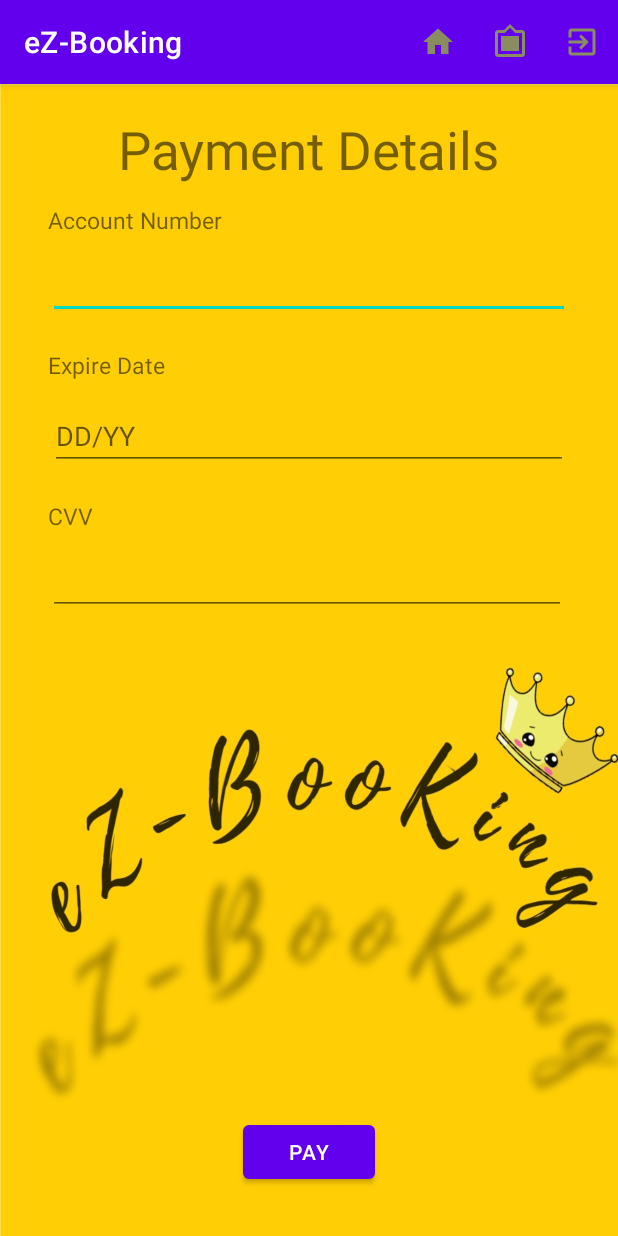
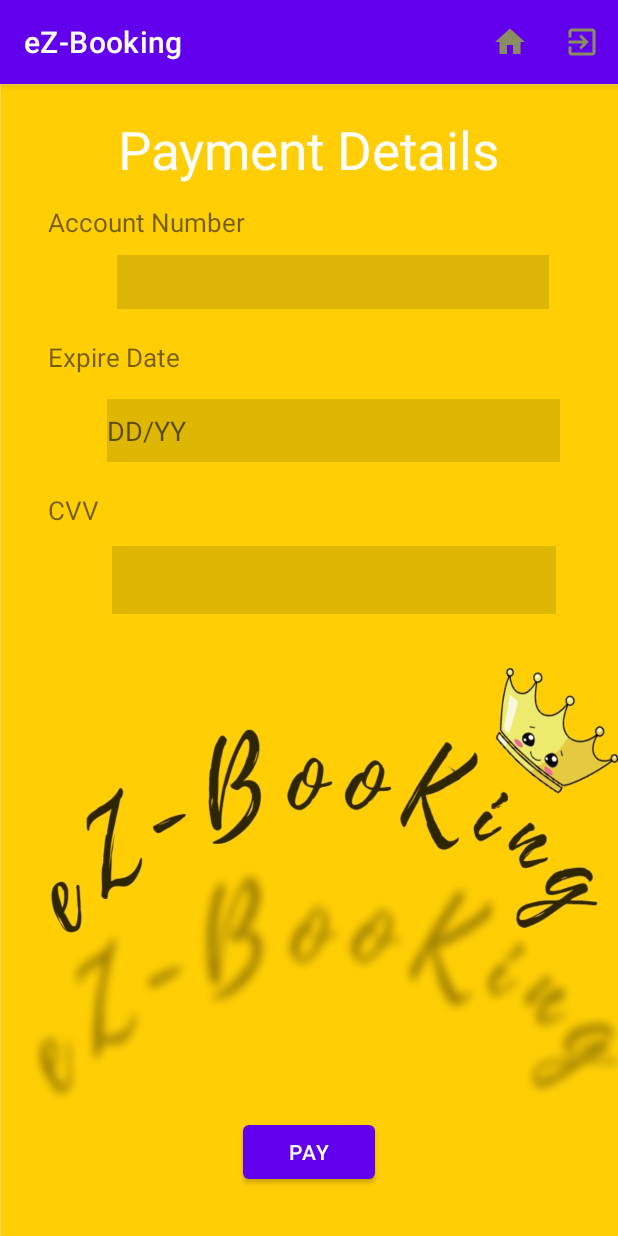
Before and after one commit to SaSinDu10/eZ-Booking, an Android app: the pay screen opened directly, with no data from a screen before it, on a phone screen of 412 x 824 dp. Run offline under Robolectric (Android 15) with nearby library versions, the phone set to English and light mode, and no system bars.

Commit message:
13th commit

```diff
--- a/app/src/main/java/com/example/ez_booking/Qrcode.java
+++ b/app/src/main/java/com/example/ez_booking/Qrcode.java
@@ -74,9 +74,6 @@ public class Qrcode extends AppCompatActivity {
             case R.id.home:
                 setContentView(R.layout.activity_splash);
                 break;
-            case R.id.about:
-                // about text
-                break;
             case R.id.logout:
                 setContentView(R.layout.activity_login);
                 break;
--- a/app/src/main/java/com/example/ez_booking/TransMode.java
+++ b/app/src/main/java/com/example/ez_booking/TransMode.java
@@ -42,10 +42,6 @@ public class TransMode extends AppCompatActivity {
             case R.id.home:
                 setContentView(R.layout.activity_splash);
                 break;
-            case R.id.about:
-                // about text
-
-                break;
             case R.id.logout:
                 setContentView(R.layout.activity_login);
                 break;
--- a/app/src/main/java/com/example/ez_booking/destination.java
+++ b/app/src/main/java/com/example/ez_booking/destination.java
@@ -112,10 +112,6 @@ public class destination extends AppCompatActivity {
             case R.id.home:
                 setContentView(R.layout.activity_splash);
                 break;
-            case R.id.about:
-                // about text
-
-                break;
             case R.id.logout:
                 setContentView(R.layout.activity_login);
                 break;
--- a/app/src/main/java/com/example/ez_booking/pay.java
+++ b/app/src/main/java/com/example/ez_booking/pay.java
@@ -26,17 +26,24 @@ public class pay extends AppCompatActivity {
         final EditText mCvv = findViewById(R.id.txtCvv);
 
         btnPay = findViewById(R.id.btnPay);
-        btnPay.setOnClickListener(new View.OnClickListener() {
-            @Override
-            public void onClick(View view) {
-                String accountNumber = mAccount.getText().toString();
-                String expireDate = mExDate.getText().toString();
-                String cvv = mCvv.getText().toString();
+        btnPay.setOnClickListener(view -> {
+            Intent intent = new Intent(pay.this,Qrcode.class);
+            startActivity(intent);
+        }) ;
+
+
+        //btnPay.setOnClickListener(new View.OnClickListener() {
+           /* @Override
+            public void  {
+                //String accountNumber = mAccount.getText().toString();
+                //String expireDate = mExDate.getText().toString();
+               // String cvv = mCvv.getText().toString();
 
                 Intent intent = new Intent(pay.this,Qrcode.class);
+                startActivity(intent);
 
             }
-        });
+        });*/
 
     }
 
@@ -53,10 +60,6 @@ public class pay extends AppCompatActivity {
             case R.id.home:
                 setContentView(R.layout.activity_splash);
                 break;
-            case R.id.about:
-                // about text
-
-                break;
             case R.id.logout:
                 setContentView(R.layout.activity_login);
                 break;
--- a/app/src/main/res/layout/activity_destination.xml
+++ b/app/src/main/res/layout/activity_destination.xml
@@ -28,12 +28,12 @@
         android:layout_width="match_parent"
         android:layout_height="wrap_content"
         android:layout_below="@+id/txtSource"
-        android:background="@drawable/style_spinner2"
         android:layout_alignParentStart="true"
         android:layout_alignParentEnd="true"
         android:layout_marginStart="15dp"
         android:layout_marginEnd="15dp"
         android:layout_marginBottom="40dp"
+        android:background="@drawable/style_spinner2"
         android:enabled="false" />
 
     <TextView
--- a/app/src/main/res/layout/activity_pay.xml
+++ b/app/src/main/res/layout/activity_pay.xml
@@ -14,6 +14,7 @@
         android:layout_marginTop="20dp"
         android:text="Payment Details"
         android:textSize="35dp"
+        android:textColor="@color/white"
         app:layout_constraintEnd_toEndOf="parent"
         app:layout_constraintStart_toStartOf="parent"
         app:layout_constraintTop_toTopOf="parent" />
@@ -25,18 +26,19 @@
         android:layout_marginStart="32dp"
         android:layout_marginTop="80dp"
         android:text="Account Number"
-        android:textSize="15dp"
+        android:textSize="17dp"
         app:layout_constraintStart_toStartOf="parent"
         app:layout_constraintTop_toTopOf="parent" />
 
     <EditText
         android:id="@+id/txtAccountNo"
-        android:layout_width="match_parent"
-        android:layout_height="wrap_content"
-        android:inputType="number"
+        android:layout_width="288dp"
+        android:layout_height="36dp"
         android:layout_marginStart="32dp"
         android:layout_marginTop="10dp"
         android:layout_marginEnd="32dp"
+        android:inputType="number"
+        android:background="#2011"
         app:layout_constraintEnd_toEndOf="parent"
         app:layout_constraintStart_toStartOf="@+id/textView4"
         app:layout_constraintTop_toBottomOf="@+id/textView4"
@@ -49,20 +51,20 @@
         android:layout_marginStart="32dp"
         android:layout_marginTop="20dp"
         android:text="Expire Date"
-        android:textSize="15dp"
+        android:textSize="17dp"
         app:layout_constraintStart_toStartOf="parent"
         app:layout_constraintTop_toBottomOf="@+id/txtAccountNo" />
 
     <EditText
         android:id="@+id/txtExpireDate"
-        android:layout_width="345dp"
-        android:layout_height="43dp"
+        android:layout_width="302dp"
+        android:layout_height="42dp"
         android:layout_marginTop="16dp"
-        android:layout_marginEnd="32dp"
         android:hint="DD/YY"
-        android:inputType="text"
-        app:layout_constraintEnd_toEndOf="parent"
-        app:layout_constraintStart_toStartOf="@+id/textView5"
+        android:inputType="none"
+        android:background="#2020"
+        app:layout_constraintEnd_toEndOf="@+id/txtAccountNo"
+        app:layout_constraintStart_toStartOf="@+id/txtAccountNo"
         app:layout_constraintTop_toBottomOf="@+id/textView5"
         tools:ignore="MissingConstraints" />
 
@@ -73,18 +75,20 @@
         android:layout_marginStart="32dp"
         android:layout_marginTop="20dp"
         android:text="CVV"
-        android:textSize="15dp"
+        android:textSize="17dp"
+        android:textColorHighlight="#201112"
         app:layout_constraintStart_toStartOf="parent"
         app:layout_constraintTop_toBottomOf="@+id/txtExpireDate" />
 
     <EditText
         android:id="@+id/txtCvv"
-        android:layout_width="345dp"
-        android:layout_height="43dp"
-        android:layout_marginStart="32dp"
+        android:layout_width="296dp"
+        android:layout_height="45dp"
         android:layout_marginTop="12dp"
-        android:inputType="number"
-        app:layout_constraintStart_toStartOf="parent"
+        android:inputType="numberPassword"
+        android:background="#2020"
+        app:layout_constraintEnd_toEndOf="@+id/txtExpireDate"
+        app:layout_constraintStart_toStartOf="@+id/txtExpireDate"
         app:layout_constraintTop_toBottomOf="@+id/textView6"
         tools:ignore="MissingConstraints" />
 
--- a/app/src/main/res/menu/dot3menu.xml
+++ b/app/src/main/res/menu/dot3menu.xml
@@ -8,10 +8,7 @@
                 android:icon="@drawable/ic_baseline_home_24"
                 app:showAsAction="always"/>
 
-            <item android:id="@+id/about"
-                android:title="About"
-                android:icon="@drawable/ic_baseline_filter_frames_24"
-                app:showAsAction="always"/>
+
 
             <item android:id="@+id/logout"
                 android:title="Logout"
```
